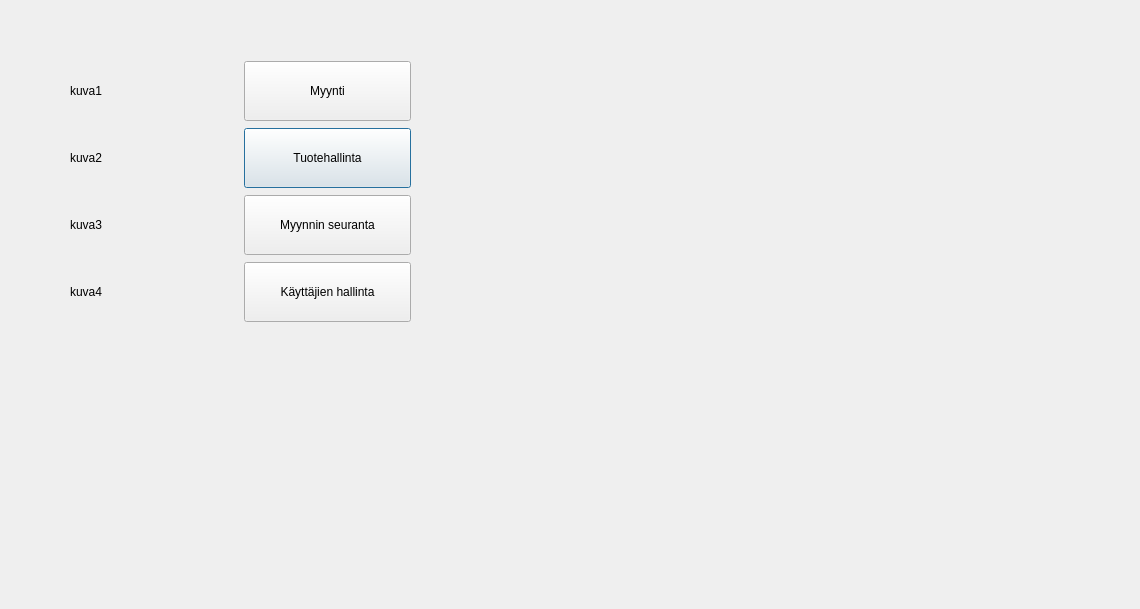
Above: ui/mainmenu/mainmenu.ui from t3vato00/projekti1 before the change. Below: the same form after it.
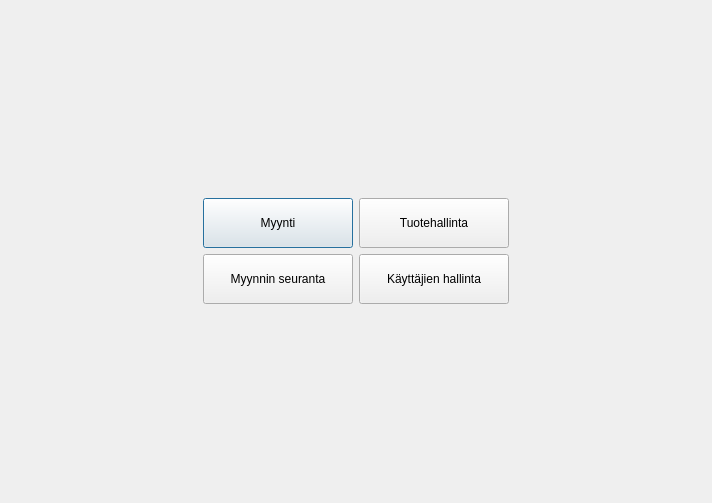
That is the form after the change.

```diff
--- a/ui/mainmenu/mainmenu.ui
+++ b/ui/mainmenu/mainmenu.ui
@@ -2,103 +2,125 @@
 <ui version="4.0">
  <class>mainmenu</class>
  <widget class="QDialog" name="mainmenu">
+  <property name="enabled">
+   <bool>true</bool>
+  </property>
   <property name="geometry">
    <rect>
     <x>0</x>
     <y>0</y>
-    <width>1140</width>
-    <height>609</height>
+    <width>712</width>
+    <height>503</height>
    </rect>
   </property>
+  <property name="minimumSize">
+   <size>
+    <width>150</width>
+    <height>50</height>
+   </size>
+  </property>
   <property name="windowTitle">
    <string>Dialog</string>
   </property>
-  <widget class="QWidget" name="">
-   <property name="geometry">
-    <rect>
-     <x>70</x>
-     <y>60</y>
-     <width>341</width>
-     <height>263</height>
-    </rect>
-   </property>
+  <property name="layoutDirection">
+   <enum>Qt::LeftToRight</enum>
+  </property>
+  <property name="autoFillBackground">
+   <bool>false</bool>
+  </property>
+  <property name="modal">
+   <bool>false</bool>
+  </property>
+  <layout class="QGridLayout" name="gridLayout_2">
+   <item row="0" column="0">
    <layout class="QGridLayout" name="gridLayout">
-    <item row="2" column="0">
-     <widget class="QLabel" name="label_kuva3">
-      <property name="text">
-       <string>kuva3</string>
-      </property>
-     </widget>
-    </item>
-    <item row="1" column="0">
-     <widget class="QLabel" name="label_kuva2">
-      <property name="text">
-       <string>kuva2</string>
-      </property>
-     </widget>
-    </item>
-    <item row="1" column="1">
-     <widget class="QPushButton" name="pushButton_product">
-      <property name="minimumSize">
-       <size>
-        <width>25</width>
-        <height>60</height>
-       </size>
-      </property>
-      <property name="text">
-       <string>Tuotehallinta</string>
-      </property>
-     </widget>
-    </item>
     <item row="0" column="0">
-     <widget class="QLabel" name="label_kuva1">
-      <property name="text">
-       <string>kuva1</string>
-      </property>
-     </widget>
-    </item>
-    <item row="0" column="1">
      <widget class="QPushButton" name="pushButton_myynti">
       <property name="enabled">
        <bool>true</bool>
       </property>
+       <property name="sizePolicy">
+        <sizepolicy hsizetype="Minimum" vsizetype="Fixed">
+         <horstretch>0</horstretch>
+         <verstretch>0</verstretch>
+        </sizepolicy>
+       </property>
       <property name="minimumSize">
        <size>
-        <width>25</width>
-        <height>60</height>
+         <width>150</width>
+         <height>50</height>
+        </size>
+       </property>
+       <property name="maximumSize">
+        <size>
+         <width>150</width>
+         <height>50</height>
        </size>
       </property>
       <property name="text">
        <string>Myynti</string>
       </property>
-     </widget>
-    </item>
-    <item row="3" column="0">
-     <widget class="QLabel" name="label">
+       <attribute name="buttonGroup">
+        <string notr="true">buttonGroup</string>
+       </attribute>
+      </widget>
+     </item>
+     <item row="0" column="1">
+      <widget class="QPushButton" name="pushButton_product">
+       <property name="minimumSize">
+        <size>
+         <width>150</width>
+         <height>50</height>
+        </size>
+       </property>
+       <property name="maximumSize">
+        <size>
+         <width>150</width>
+         <height>50</height>
+        </size>
+       </property>
       <property name="text">
-       <string>kuva4</string>
-      </property>
-     </widget>
-    </item>
-    <item row="2" column="1">
+        <string>Tuotehallinta</string>
+       </property>
+       <attribute name="buttonGroup">
+        <string notr="true">buttonGroup</string>
+       </attribute>
+      </widget>
+     </item>
+     <item row="1" column="0">
      <widget class="QPushButton" name="pushButton_salestrack">
       <property name="minimumSize">
        <size>
-        <width>25</width>
-        <height>60</height>
+         <width>150</width>
+         <height>50</height>
+        </size>
+       </property>
+       <property name="maximumSize">
+        <size>
+         <width>150</width>
+         <height>50</height>
        </size>
       </property>
       <property name="text">
        <string>Myynnin seuranta</string>
       </property>
-     </widget>
-    </item>
-    <item row="3" column="1">
+       <attribute name="buttonGroup">
+        <string notr="true">buttonGroup</string>
+       </attribute>
+      </widget>
+     </item>
+     <item row="1" column="1">
      <widget class="QPushButton" name="pushButton_kt_hallinta">
       <property name="minimumSize">
        <size>
-        <width>25</width>
-        <height>60</height>
+         <width>150</width>
+         <height>50</height>
+        </size>
+       </property>
+       <property name="maximumSize">
+        <size>
+         <width>160</width>
+         <height>50</height>
        </size>
       </property>
       <property name="text">
@@ -107,7 +129,8 @@
      </widget>
     </item>
    </layout>
-  </widget>
+   </item>
+  </layout>
  </widget>
  <resources/>
  <connections/>
```
Left out of the diff: 6 changed lines with no effect on the pictures. Lines whose indentation alone changed are shown as unchanged.
